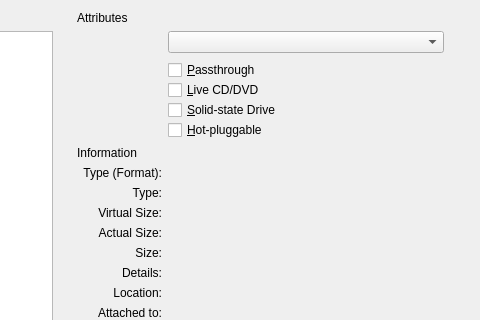
Before: the Qt Designer form vbox/src/VBox/Frontends/VirtualBox/src/settings/machine/UIMachineSettingsStorage.ui in jljuxgm/vboxgit, drawn with Qt 5; both pictures show x 320 to 800 and y 0 to 320 of the 800 by 700 pixel window.
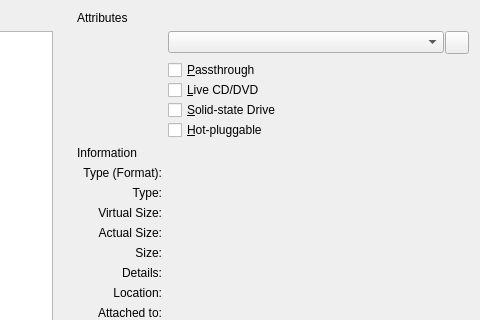
After: the same form once the commit is applied. The open tabs and pages were chosen to show the change. Custom widgets are drawn as their Qt base class.

What changed in the file:
```diff
--- a/vbox/src/VBox/Frontends/VirtualBox/src/settings/machine/UIMachineSettingsStorage.ui
+++ b/vbox/src/VBox/Frontends/VirtualBox/src/settings/machine/UIMachineSettingsStorage.ui
@@ -325,9 +325,6 @@
             <property name="text" >
              <string/>
             </property>
-            <property name="autoRaise" >
-             <bool>true</bool>
-            </property>
            </widget>
           </item>
          </layout>
```
